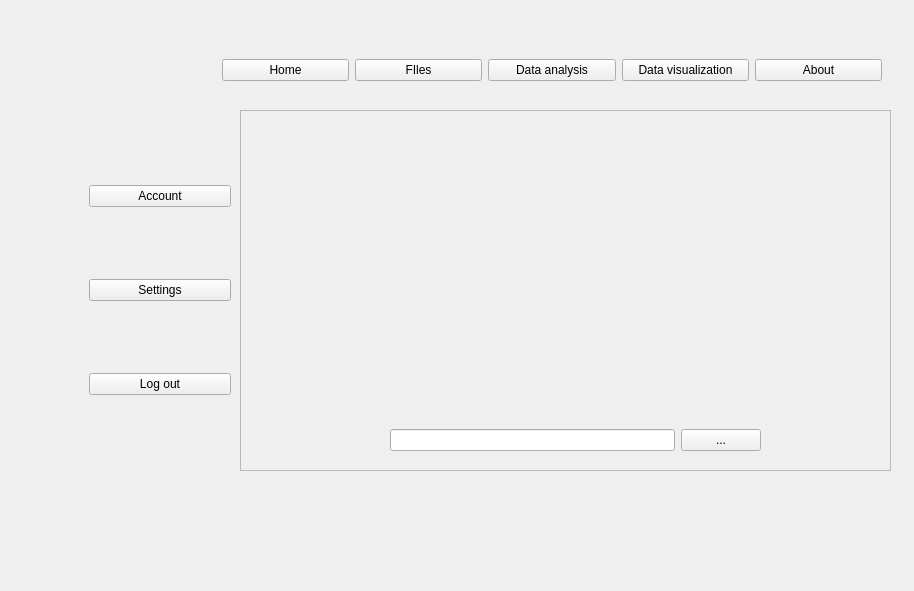
Before: the Qt Designer form MainWindow.ui in Dimitrios-Mourtzilas/Business-Strategy, drawn with Qt 5.
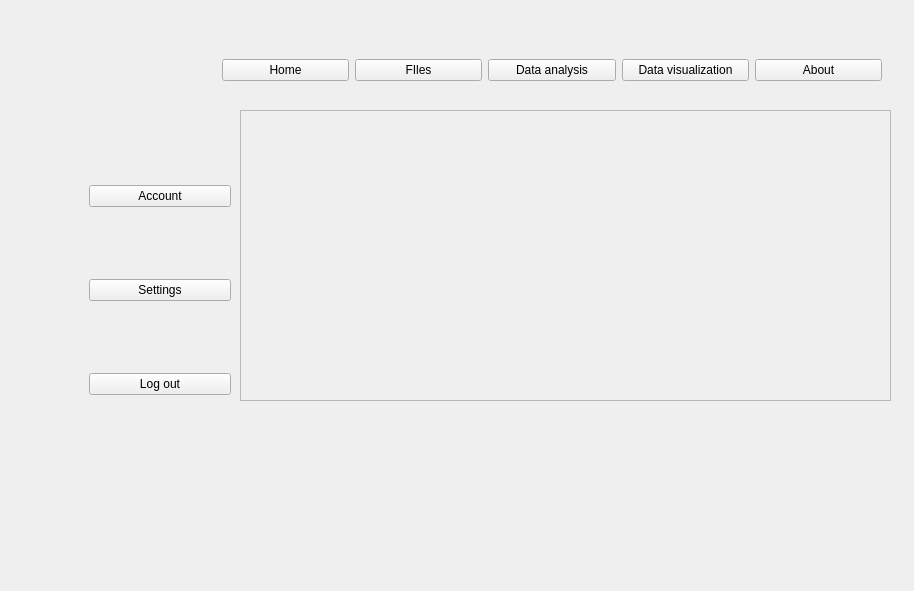
After: the same form once the commit is applied. Icons and pictures are not drawn.

Patch:
```diff
--- a/MainWindow.ui
+++ b/MainWindow.ui
@@ -117,69 +117,21 @@
     </item>
    </layout>
   </widget>
-  <widget class="QWidget" name="widget" native="true">
+  <widget class="QFrame" name="frame">
    <property name="geometry">
     <rect>
      <x>240</x>
      <y>110</y>
      <width>651</width>
-     <height>361</height>
+     <height>291</height>
     </rect>
    </property>
-   <widget class="QFrame" name="home_frame">
-    <property name="geometry">
-     <rect>
-      <x>0</x>
-      <y>0</y>
-      <width>651</width>
-      <height>361</height>
-     </rect>
-    </property>
-    <property name="frameShape">
-     <enum>QFrame::StyledPanel</enum>
-    </property>
-    <property name="frameShadow">
-     <enum>QFrame::Raised</enum>
-    </property>
-    <widget class="QFrame" name="files_frame">
-     <property name="geometry">
-      <rect>
-       <x>0</x>
-       <y>0</y>
-       <width>651</width>
-       <height>361</height>
-      </rect>
-     </property>
-     <property name="frameShape">
-      <enum>QFrame::StyledPanel</enum>
-     </property>
-     <property name="frameShadow">
-      <enum>QFrame::Raised</enum>
-     </property>
-     <widget class="QWidget" name="horizontalLayoutWidget">
-      <property name="geometry">
-       <rect>
-        <x>150</x>
-        <y>310</y>
-        <width>371</width>
-        <height>41</height>
-       </rect>
-      </property>
-      <layout class="QHBoxLayout" name="horizontalLayout_2">
-       <item>
-        <widget class="QLineEdit" name="lineEdit"/>
-       </item>
-       <item>
-        <widget class="QPushButton" name="pushButton">
-         <property name="text">
-          <string>...</string>
-         </property>
-        </widget>
-       </item>
-      </layout>
-     </widget>
-    </widget>
-   </widget>
+   <property name="frameShape">
+    <enum>QFrame::StyledPanel</enum>
+   </property>
+   <property name="frameShadow">
+    <enum>QFrame::Raised</enum>
+   </property>
   </widget>
  </widget>
  <resources/>
```
